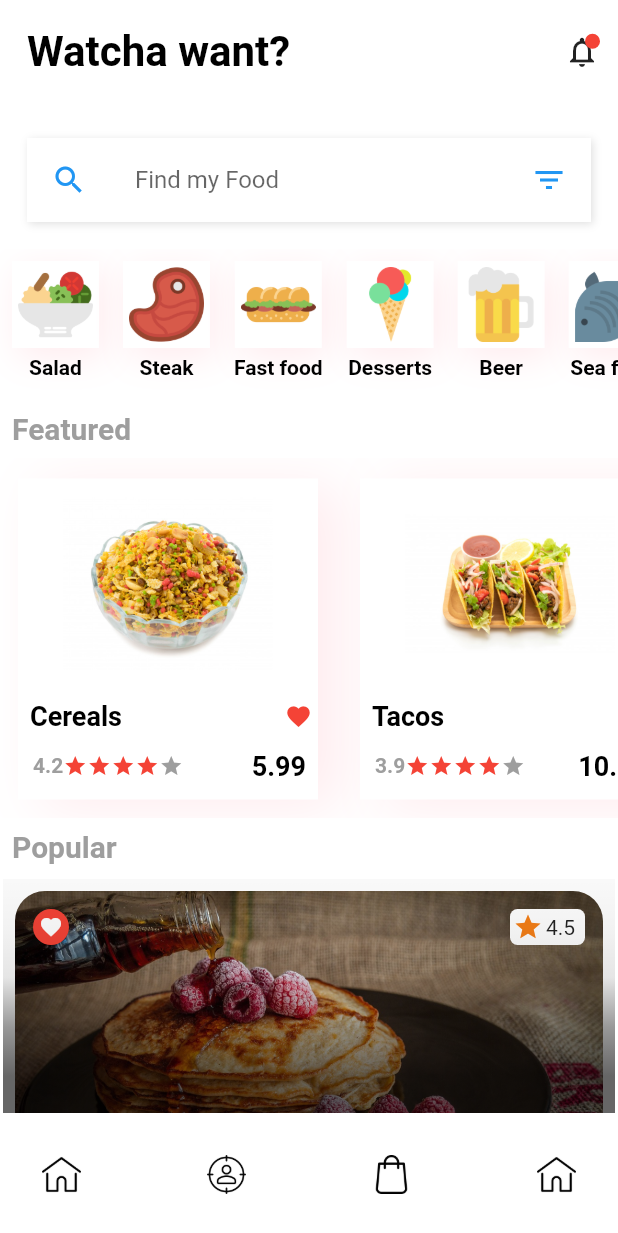
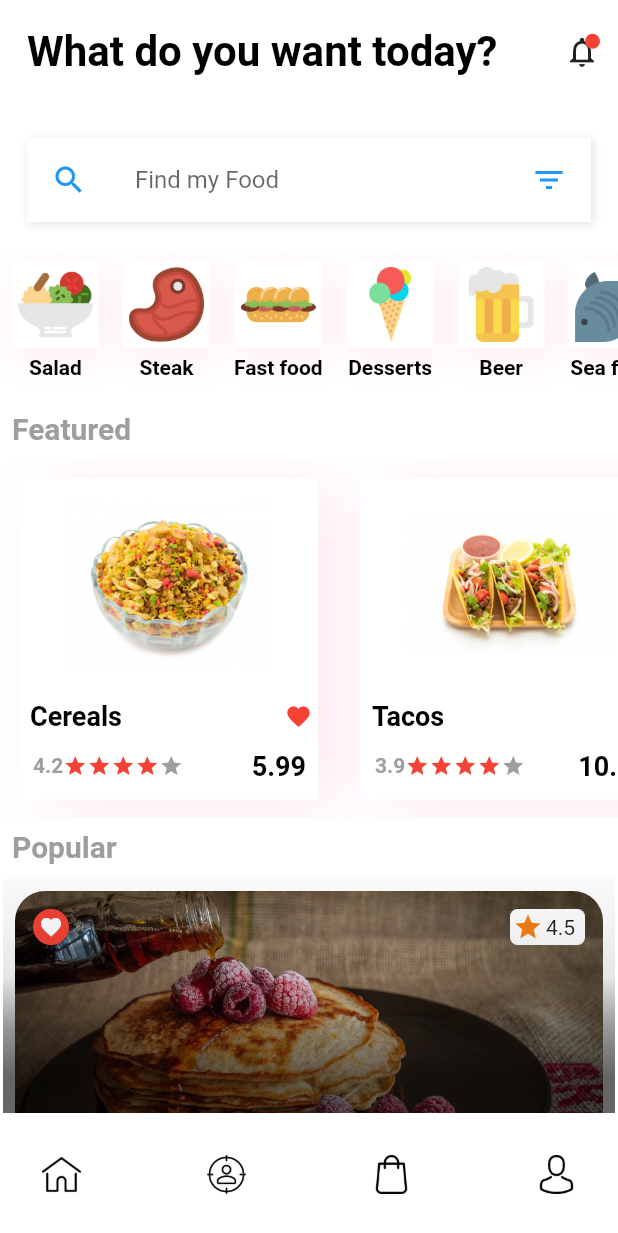
Before and after one commit to vedarths/chatapps, a Flutter app: the HomePage screen opened by its route, on a phone screen of 412 x 824 dp. Shown: the top 1233 px of the screen. Run offline on Flutter 3.47's test engine with Material 2 defaults, Android fonts, the phone set to English and light mode, and no system bars; Roboto replaces fonts that are missing (Monteserrat); project files that could hold a hidden picture were left out.

Commit message:
added bottom menu bar and popular food section

```diff
--- a/lib/src/screens/home.dart
+++ b/lib/src/screens/home.dart
@@ -24,7 +24,7 @@ class _HomePageState extends State<HomePage> {
             children: <Widget>[
               Padding(
                 padding: const EdgeInsets.all(18.0),
-                child: CustomText(text: "Watcha want?", size: 28),
+                child: CustomText(text: "What do you want today?", size: 28),
               ),
               Stack(
                 children: <Widget>[
@@ -224,11 +224,11 @@ class _HomePageState extends State<HomePage> {
               Padding(
                 padding: const EdgeInsets.all(8.0),
                 child: Image.asset(
-                  'images/home.png',
-                  width: 26,
-                  height: 26,
+                    'images/home.png',
+                    width: 26,
+                    height: 26,
+                  ),
                 ),
-              ),
               Padding(
                 padding: const EdgeInsets.all(8.0),
                 child: Image.asset(
@@ -248,7 +248,7 @@ class _HomePageState extends State<HomePage> {
               Padding(
                 padding: const EdgeInsets.all(8.0),
                 child: Image.asset(
-                  'images/home.png',
+                  'images/avatar.png',
                   width: 26,
                   height: 26,
                 ),
```
